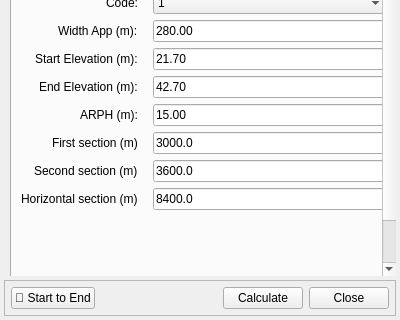
Above: qols/qols_panel_base.ui from FLYGHT7/qOLS before the change; both pictures show x 0 to 400 and y 280 to 600 of the 400 by 600 pixel window. Below: the same form after it.
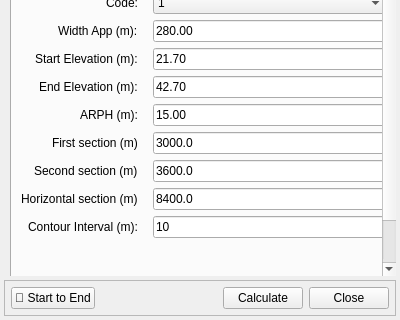
That is the form after the change. Custom widgets are drawn as their Qt base class.

Commit message: feat(#84): Phase 2 - UI fields and get_parameters() wiring (CT-03 to CT-07)

What changed in the file:
```diff
--- a/qols/qols_panel_base.ui
+++ b/qols/qols_panel_base.ui
@@ -507,6 +507,23 @@
           </property>
          </widget>
         </item>
+        <item row="9" column="0">
+         <widget class="QLabel" name="label_contour_interval">
+          <property name="text">
+           <string>Contour Interval (m):</string>
+          </property>
+         </widget>
+        </item>
+        <item row="9" column="1">
+         <widget class="QLineEdit" name="spin_contour_interval">
+          <property name="text">
+           <string>10</string>
+          </property>
+          <property name="toolTip">
+           <string>Elevation interval for contour lines in metres. Set to 0 to disable.</string>
+          </property>
+         </widget>
+        </item>
        </layout>
       </widget>
       
```
Left out of the diff: 17 changed lines with no effect on the pictures. The commit also changes 2 other files.
